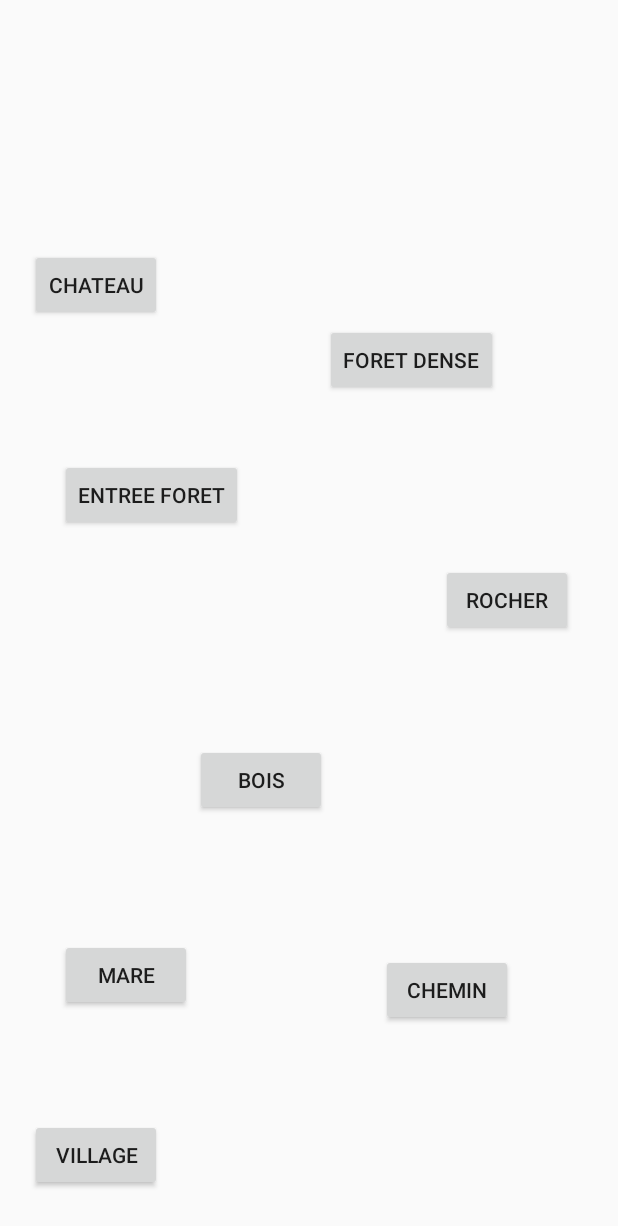
After one commit to PinsardF/CheapQuest, an Android app: the MapActivity screen opened directly, with no data from a screen before it, on a phone screen of 412 x 824 dp. The commit adds this screen. Shown: the top 1226 px of the screen. Run offline under Robolectric (Android 15) with nearby library versions, the phone set to English and light mode, and no system bars.

Commit message:
RecyclerView replaced by buttons Map working. Objective : enumeration of the monsters

```diff
--- a/app/src/main/AndroidManifest.xml
+++ b/app/src/main/AndroidManifest.xml
@@ -17,6 +17,7 @@
             </intent-filter>
         </activity>
         <activity android:name=".Combat"></activity>
+        <activity android:name=".MapActivity"></activity>
     </application>
 
 </manifest>
--- a/app/src/main/java/com/example/cheapquest/Combat.java
+++ b/app/src/main/java/com/example/cheapquest/Combat.java
@@ -3,11 +3,13 @@ package com.example.cheapquest;
 import android.content.Intent;
 import android.graphics.drawable.Drawable;
 import android.os.Handler;
+import android.os.SystemClock;
 import android.support.v7.app.AppCompatActivity;
 import android.os.Bundle;
 import android.view.View;
 import android.view.animation.Animation;
 import android.view.animation.AnimationUtils;
+import android.widget.Button;
 import android.widget.ImageView;
 import android.widget.TextView;
 
@@ -47,7 +49,8 @@ public class Combat extends AppCompatActivity {
     }
 
     private void load_characters() {
-        ennemy = new Character("Monstre", 3, 10,getDrawable(R.drawable.tiny_hero));
+        String nom_zone = getIntent().getStringExtra("zone");
+        ennemy = new Character("Monstre "+nom_zone, 3, 10,getDrawable(R.drawable.tiny_hero));
         hero = new Character("Vous",5,50,getDrawable(R.drawable.tiny_monster));
     }
 
@@ -64,18 +67,10 @@ public class Combat extends AppCompatActivity {
         if(ennemy.health > 0) {
             ennemy_health.setText(ennemy.getHealth() + "/" + ennemy.getMax_health() + " PV");
             Handler handler = new Handler();
-            handler.postDelayed(new Runnable() {
-                public void run() {
-                    ennemy_attack();
-                }
-            }, 1000);
+            handler.postDelayed(new Runnable() {public void run() { ennemy_attack(); }}, 1000);
         }else{
             Handler handler = new Handler();
-            handler.postDelayed(new Runnable() {
-                public void run() {
-                    ennemy_death();
-                }
-            }, 1000);
+            handler.postDelayed(new Runnable() {public void run() { ennemy_death(); }}, 1000);
         }
     }
 
@@ -85,6 +80,12 @@ public class Combat extends AppCompatActivity {
         TextView ennemy_health = findViewById(R.id.ennemy_health);
         ennemy_health.setText("Mort");
         textBox.setText("Vous avez vaincu le "+ennemy.getName()+" !");
+        Button atk_button = findViewById(R.id.button_attack);
+        atk_button.setEnabled(false);
+        Button magik_button = findViewById(R.id.button_magie);
+        magik_button.setEnabled(false);
+        Button run_button = findViewById(R.id.button_fuir);
+        run_button.setEnabled(false);
     }
 
     private void ennemy_attack() {
--- a/app/src/main/java/com/example/cheapquest/MainActivity.java
+++ b/app/src/main/java/com/example/cheapquest/MainActivity.java
@@ -14,7 +14,7 @@ public class MainActivity extends AppCompatActivity {
     }
 
     public void demarrer(View view) {
-        Intent combatIntent = new Intent(this,Combat.class);
-        startActivity(combatIntent);
+        Intent mapIntent = new Intent(this,MapActivity.class);
+        startActivity(mapIntent);
     }
 }
--- /dev/null
+++ b/app/src/main/java/com/example/cheapquest/MapActivity.java
@@ -0,0 +1,23 @@
+package com.example.cheapquest;
+
+import android.content.Intent;
+import android.os.Bundle;
+import android.support.v7.app.AppCompatActivity;
+import android.view.View;
+
+public class MapActivity extends AppCompatActivity {
+    protected void onCreate(Bundle savedInstanceState) {
+        super.onCreate(savedInstanceState);
+        setContentView(R.layout.activity_map);
+    }
+
+    public void go_to_zone(View map){
+        /*switch(map.getTag().toString()){
+            case ""
+        }*/
+        Intent combatIntent = new Intent(this,Combat.class);
+        String zone = map.getTag().toString();
+        combatIntent.putExtra("zone",zone);
+        startActivity(combatIntent);
+    }
+}
--- a/app/src/main/res/layout/activity_lieux.xml
+++ /dev/null
@@ -1,13 +0,0 @@
-<?xml version="1.0" encoding="utf-8"?>
-<android.support.constraint.ConstraintLayout
-    xmlns:android="http://schemas.android.com/apk/res/android"
-    xmlns:tools="http://schemas.android.com/tools"
-    android:layout_width="match_parent"
-    android:layout_height="match_parent">
-
-    <android.support.v7.widget.RecyclerView
-        android:layout_width="match_parent"
-        android:layout_height="match_parent"
-        tools:layout_editor_absoluteX="116dp"
-        tools:layout_editor_absoluteY="230dp" />
-</android.support.constraint.ConstraintLayout>
--- /dev/null
+++ b/app/src/main/res/layout/activity_map.xml
@@ -0,0 +1,103 @@
+<?xml version="1.0" encoding="utf-8"?>
+<android.support.constraint.ConstraintLayout
+    xmlns:android="http://schemas.android.com/apk/res/android"
+    xmlns:app="http://schemas.android.com/apk/res-auto"
+    xmlns:tools="http://schemas.android.com/tools"
+    android:layout_width="match_parent"
+    android:layout_height="match_parent">
+
+    <Button
+        android:id="@+id/zone_village_button"
+        android:layout_width="wrap_content"
+        android:layout_height="wrap_content"
+        android:layout_marginStart="20dp"
+        android:layout_marginBottom="30dp"
+        android:text="VILLAGE"
+        android:onClick="go_to_village"
+        app:layout_constraintBottom_toBottomOf="parent"
+        app:layout_constraintStart_toStartOf="parent" />
+
+    <Button
+        android:id="@+id/zone_chemin_button"
+        android:layout_width="wrap_content"
+        android:layout_height="wrap_content"
+        android:layout_marginEnd="70dp"
+        android:layout_marginBottom="140dp"
+        android:text="CHEMIN"
+        android:onClick="go_to_zone"
+        android:tag="chemin"
+        app:layout_constraintBottom_toBottomOf="parent"
+        app:layout_constraintEnd_toEndOf="parent" />
+
+    <Button
+        android:id="@+id/zone_bois_button"
+        android:layout_width="wrap_content"
+        android:layout_height="wrap_content"
+        android:layout_marginStart="130dp"
+        android:layout_marginBottom="280dp"
+        android:text="BOIS"
+        android:onClick="go_to_zone"
+        android:tag="bois"
+        app:layout_constraintBottom_toBottomOf="parent"
+        app:layout_constraintStart_toStartOf="parent" />
+
+    <Button
+        android:id="@+id/zone_rocher_button"
+        android:layout_width="wrap_content"
+        android:layout_height="wrap_content"
+        android:layout_marginEnd="30dp"
+        android:layout_marginBottom="400dp"
+        android:text="ROCHER"
+        android:onClick="go_to_zone"
+        android:tag="rocher"
+        app:layout_constraintBottom_toBottomOf="parent"
+        app:layout_constraintEnd_toEndOf="parent" />
+
+    <Button
+        android:id="@+id/zone_entreeforet_button"
+        android:layout_width="wrap_content"
+        android:layout_height="wrap_content"
+        android:layout_marginStart="40dp"
+        android:layout_marginBottom="470dp"
+        android:onClick="go_to_zone"
+        android:tag="foret_entree"
+        android:text="ENTREE FORET"
+        app:layout_constraintBottom_toBottomOf="parent"
+        app:layout_constraintStart_toStartOf="parent" />
+
+    <Button
+        android:id="@+id/zone_foretdense_button"
+        android:layout_width="wrap_content"
+        android:layout_height="wrap_content"
+        android:layout_marginEnd="80dp"
+        android:layout_marginBottom="560dp"
+        android:onClick="go_to_zone"
+        android:tag="foret_dense"
+        android:text="FORET DENSE"
+        app:layout_constraintBottom_toBottomOf="parent"
+        app:layout_constraintEnd_toEndOf="parent" />
+
+    <Button
+        android:id="@+id/zone_chateau_button"
+        android:layout_width="wrap_content"
+        android:layout_height="wrap_content"
+        android:layout_marginStart="20dp"
+        android:layout_marginBottom="610dp"
+        android:onClick="go_to_zone"
+        android:tag="chateau"
+        android:text="CHATEAU"
+        app:layout_constraintBottom_toBottomOf="parent"
+        app:layout_constraintStart_toStartOf="parent" />
+
+    <Button
+        android:id="@+id/zone_mare_button"
+        android:layout_width="wrap_content"
+        android:layout_height="wrap_content"
+        android:layout_marginStart="40dp"
+        android:layout_marginBottom="150dp"
+        android:text="MARE"
+        android:onClick="go_to_zone"
+        android:tag="mare"
+        app:layout_constraintBottom_toBottomOf="parent"
+        app:layout_constraintStart_toStartOf="parent" />
+</android.support.constraint.ConstraintLayout>
--- a/app/src/main/res/values/styles.xml
+++ b/app/src/main/res/values/styles.xml
@@ -1,11 +1,12 @@
 <resources>
 
     <!-- Base application theme. -->
-    <style name="AppTheme" parent="Theme.AppCompat.Light.DarkActionBar">
+    <style name="AppTheme" parent="Theme.AppCompat.Light.NoActionBar">
         <!-- Customize your theme here. -->
         <item name="colorPrimary">@color/colorPrimary</item>
         <item name="colorPrimaryDark">@color/colorPrimaryDark</item>
         <item name="colorAccent">@color/colorAccent</item>
+
     </style>
 
 </resources>
```
Also changed, not shown: app/src/main/res/drawable/tiny_hero.png (added), app/src/main/res/drawable/tiny_monster.png (added).
